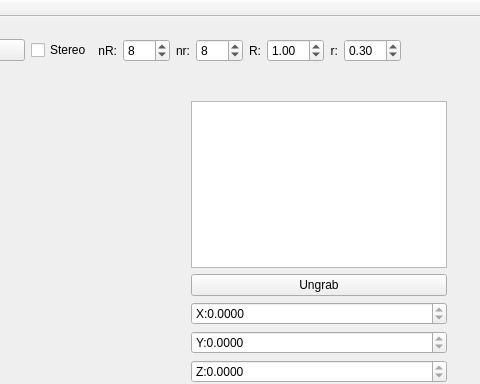
Qt form mainwindow.ui (tamkderplar/MG1) before a commit; both pictures show x 183 to 663 and y 0 to 384 of the 663 by 489 pixel window.
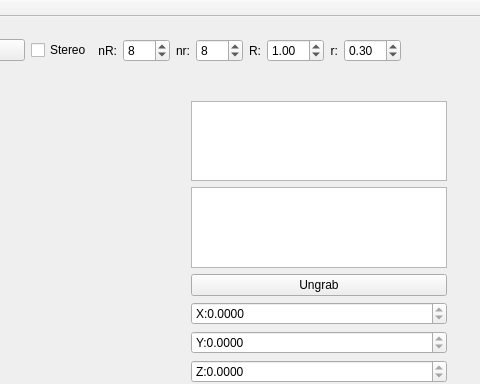
The same form after that commit. Custom widgets are drawn as their Qt base class.

Diff of the .ui file:
```diff
--- a/mainwindow.ui
+++ b/mainwindow.ui
@@ -207,6 +207,16 @@
             </property>
            </widget>
           </item>
+          <item>
+           <widget class="QListView" name="listView">
+            <property name="sizePolicy">
+             <sizepolicy hsizetype="Fixed" vsizetype="Expanding">
+              <horstretch>0</horstretch>
+              <verstretch>0</verstretch>
+             </sizepolicy>
+            </property>
+           </widget>
+          </item>
           <item>
            <widget class="QPushButton" name="pb_Ungrab">
             <property name="text">
```
